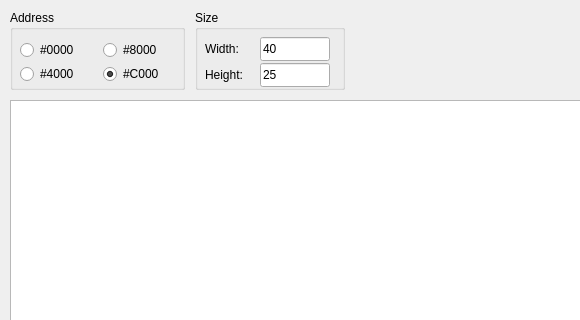
First picture: the form in graphicsinspector.ui, repository abalore/Cadence, before the edit; both pictures show x 0 to 580 and y 0 to 320 of the 1066 by 796 pixel window.
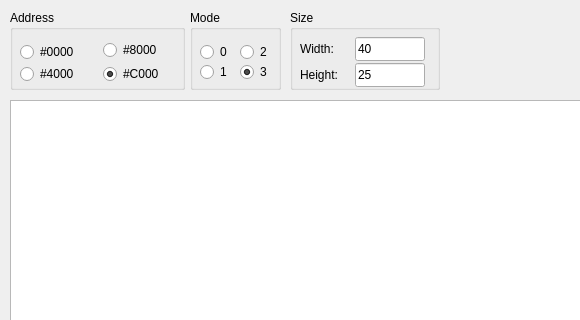
Second picture: the form after the edit.

Diff of the .ui file:
```diff
--- a/graphicsinspector.ui
+++ b/graphicsinspector.ui
@@ -29,7 +29,7 @@
     <property name="geometry">
      <rect>
       <x>10</x>
-      <y>28</y>
+      <y>30</y>
       <width>75</width>
       <height>24</height>
      </rect>
@@ -84,7 +84,7 @@
   <widget class="QGroupBox" name="groupBoxSize">
    <property name="geometry">
     <rect>
-     <x>195</x>
+     <x>290</x>
      <y>10</y>
      <width>150</width>
      <height>80</height>
@@ -168,6 +168,74 @@
     <enum>Qt::ScrollBarAlwaysOff</enum>
    </property>
   </widget>
+  <widget class="QGroupBox" name="groupBoxModeSelection">
+   <property name="geometry">
+    <rect>
+     <x>190</x>
+     <y>10</y>
+     <width>91</width>
+     <height>80</height>
+    </rect>
+   </property>
+   <property name="title">
+    <string>Mode</string>
+   </property>
+   <widget class="QRadioButton" name="rbMode0">
+    <property name="geometry">
+     <rect>
+      <x>10</x>
+      <y>30</y>
+      <width>31</width>
+      <height>24</height>
+     </rect>
+    </property>
+    <property name="text">
+     <string>0</string>
+    </property>
+   </widget>
+   <widget class="QRadioButton" name="rbMode1">
+    <property name="geometry">
+     <rect>
+      <x>10</x>
+      <y>50</y>
+      <width>31</width>
+      <height>24</height>
+     </rect>
+    </property>
+    <property name="text">
+     <string>1</string>
+    </property>
+   </widget>
+   <widget class="QRadioButton" name="rbMode2">
+    <property name="geometry">
+     <rect>
+      <x>50</x>
+      <y>30</y>
+      <width>31</width>
+      <height>24</height>
+     </rect>
+    </property>
+    <property name="text">
+     <string>2</string>
+    </property>
+   </widget>
+   <widget class="QRadioButton" name="rbMode3">
+    <property name="geometry">
+     <rect>
+      <x>50</x>
+      <y>50</y>
+      <width>31</width>
+      <height>24</height>
+     </rect>
+    </property>
+    <property name="text">
+     <string>3</string>
+    </property>
+    <property name="checked">
+     <bool>true</bool>
+    </property>
+   </widget>
+  </widget>
  </widget>
  <resources/>
  <connections/>
```
